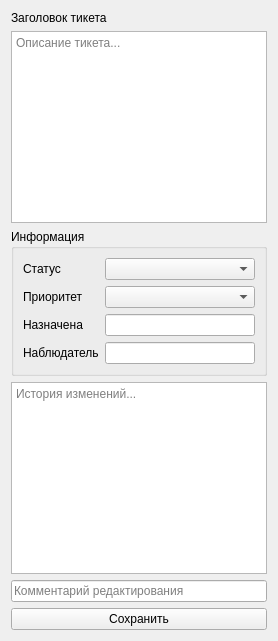
First picture: the form in ticketcard.ui, repository abdull-vetrom/TickteSystem, before the edit.
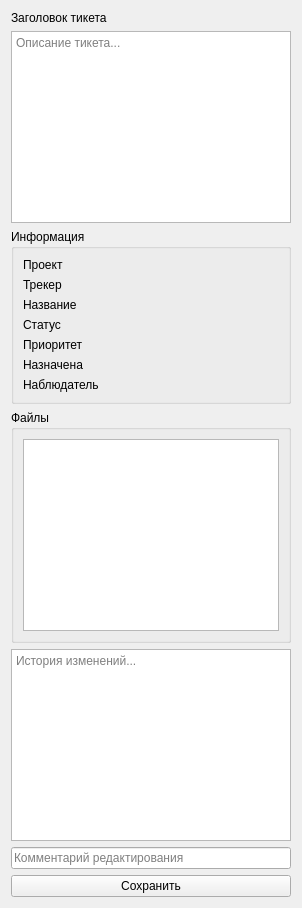
Second picture: the form after the edit.

```diff
--- a/ticketcard.ui
+++ b/ticketcard.ui
@@ -23,45 +23,31 @@
       <string>Информация</string>
      </property>
      <layout class="QFormLayout" name="formLayout">
-      <item row="0" column="0">
-       <widget class="QLabel" name="labelStatus">
-        <property name="text">
-         <string>Статус</string>
-        </property>
-       </widget>
-      </item>
-      <item row="0" column="1">
-       <widget class="QComboBox" name="statusCombo"/>
-      </item>
-      <item row="1" column="0">
-       <widget class="QLabel" name="labelPriority">
-        <property name="text">
-         <string>Приоритет</string>
-        </property>
-       </widget>
-      </item>
-      <item row="1" column="1">
-       <widget class="QComboBox" name="priorityCombo"/>
-      </item>
-      <item row="2" column="0">
-       <widget class="QLabel" name="labelAssigned">
-        <property name="text">
-         <string>Назначена</string>
-        </property>
-       </widget>
-      </item>
-      <item row="2" column="1">
-       <widget class="QLineEdit" name="assignedEdit"/>
-      </item>
-      <item row="3" column="0">
-       <widget class="QLabel" name="labelObserver">
-        <property name="text">
-         <string>Наблюдатель</string>
-        </property>
-       </widget>
-      </item>
-      <item row="3" column="1">
-       <widget class="QLineEdit" name="observerEdit"/>
+      <item row="0" column="0"><widget class="QLabel"><property name="text"><string>Проект</string></property></widget></item>
+      <item row="0" column="1"><widget class="QLabel" name="labelProjectValue"/></item>
+      <item row="1" column="0"><widget class="QLabel"><property name="text"><string>Трекер</string></property></widget></item>
+      <item row="1" column="1"><widget class="QLabel" name="labelTrackerValue"/></item>
+      <item row="2" column="0"><widget class="QLabel"><property name="text"><string>Название</string></property></widget></item>
+      <item row="2" column="1"><widget class="QLabel" name="labelTitleValue"/></item>
+      <item row="3" column="0"><widget class="QLabel"><property name="text"><string>Статус</string></property></widget></item>
+      <item row="3" column="1"><widget class="QLabel" name="labelStatusValue"/></item>
+      <item row="4" column="0"><widget class="QLabel"><property name="text"><string>Приоритет</string></property></widget></item>
+      <item row="4" column="1"><widget class="QLabel" name="labelPriorityValue"/></item>
+      <item row="5" column="0"><widget class="QLabel"><property name="text"><string>Назначена</string></property></widget></item>
+      <item row="5" column="1"><widget class="QLabel" name="labelAssignedValue"/></item>
+      <item row="6" column="0"><widget class="QLabel"><property name="text"><string>Наблюдатель</string></property></widget></item>
+      <item row="6" column="1"><widget class="QLabel" name="labelObserverValue"/></item>
+     </layout>
+    </widget>
+   </item>
+   <item>
+    <widget class="QGroupBox" name="filesBox">
+     <property name="title">
+      <string>Файлы</string>
+     </property>
+     <layout class="QVBoxLayout" name="filesLayout">
+      <item>
+       <widget class="QListWidget" name="fileList"/>
       </item>
      </layout>
     </widget>
```
